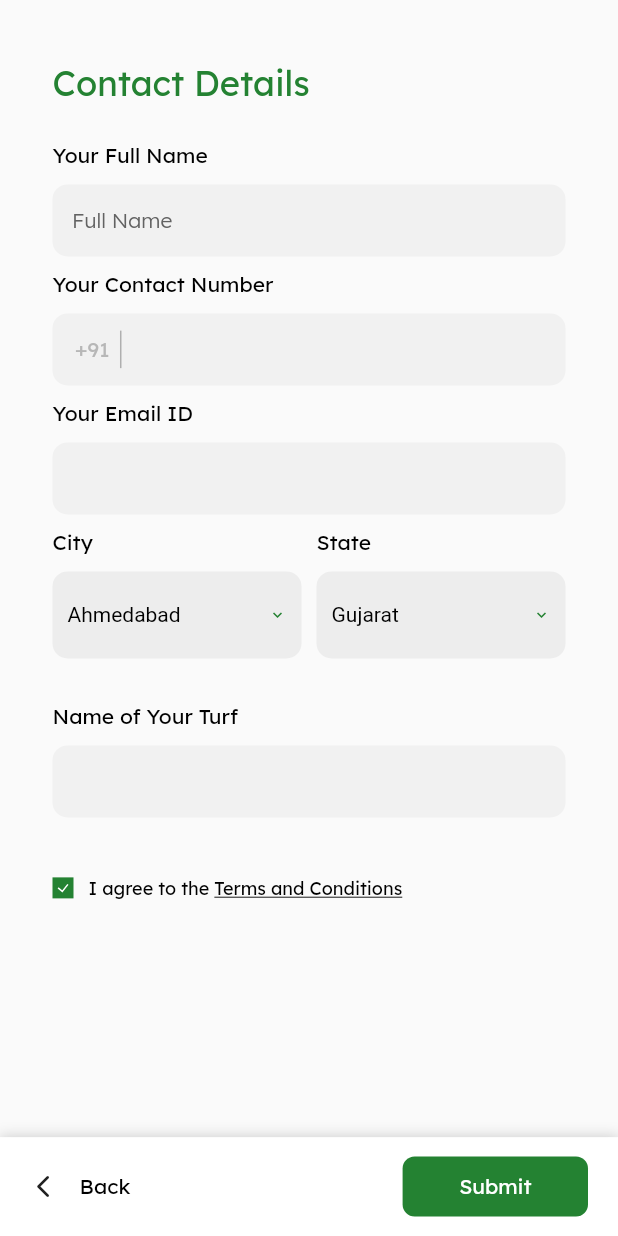
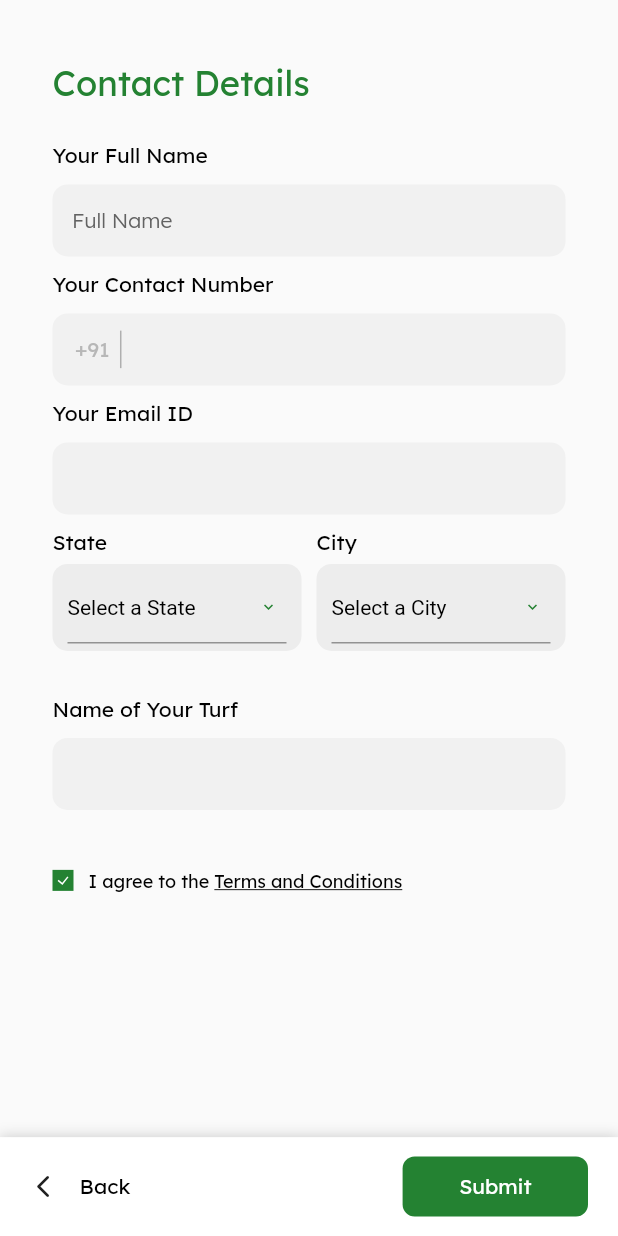
Before and after one commit to smit-mist/Huddle-Score, a Flutter app: the FillYourDetailsTurf screen opened directly, on a phone screen of 412 x 824 dp. Run offline on Flutter 3.47's test engine with Material 2 defaults, Android fonts, the phone set to English and light mode, and no system bars; our stand-ins replace bloc, camera, carousel_slider, cloud_firestore, equatable, firebase_auth and 6 more; missing offline and left inert: razorpay_flutter; accounts and stored records are empty; network calls fail.

Commit message:
turf state and city done

```diff
--- a/lib/screens/partner_with_us/fill_your_details_tournament.dart
+++ b/lib/screens/partner_with_us/fill_your_details_tournament.dart
@@ -328,7 +328,8 @@ class _FillYourDetailsTournamentState extends State<FillYourDetailsTournament> {
                                   decoration: BoxDecoration(
                                       color: Colors.grey.withOpacity(0.14),
                                       borderRadius: BorderRadius.circular(10)),
-                                  child: DropdownButton<String>(
+                                  child: DropdownButtonFormField<String>(
+                                    validator: (value)=>value=='Select a State' ? 'Please Select a State' : null,
                                     isExpanded: true,
                                     focusColor: Colors.grey.withOpacity(0.14),
                                     value: statee,
@@ -338,7 +339,6 @@ class _FillYourDetailsTournamentState extends State<FillYourDetailsTournament> {
                                       color: kThemeColor,
                                       size: 12,
                                     ),
-                                    underline: Container(),
                                     items: stateCity.keys
                                         .toList()
                                         .map<DropdownMenuItem<String>>(
@@ -354,14 +354,16 @@ class _FillYourDetailsTournamentState extends State<FillYourDetailsTournament> {
                                     onChanged: (s) {
                                       setState(() {
                                         statee = s;
+                                        city = 'Select a City';
                                       });
                                     },
                                     hint: Text(
                                       "State",
                                       style: TextStyle(
-                                          color: Colors.black,
-                                          fontSize: 14,
-                                          fontWeight: FontWeight.w500),
+                                        color: Colors.black,
+                                        fontSize: 14,
+                                        fontWeight: FontWeight.w500,
+                                      ),
                                     ),
                                   ),
                                 ),
@@ -388,8 +390,12 @@ class _FillYourDetailsTournamentState extends State<FillYourDetailsTournament> {
                                   decoration: BoxDecoration(
                                       color: Colors.grey.withOpacity(0.14),
                                       borderRadius: BorderRadius.circular(10)),
-                                  child: DropdownButton<String>(
+                                  child: DropdownButtonFormField<String>(
                                     isExpanded: true,
+                                    validator: (value) =>
+                                        value == 'Select a City'
+                                            ? 'Please Select a City'
+                                            : null,
                                     focusColor: Colors.grey.withOpacity(0.14),
                                     value: city,
                                     style: TextStyle(color: Colors.white),
@@ -398,7 +404,6 @@ class _FillYourDetailsTournamentState extends State<FillYourDetailsTournament> {
                                       color: kThemeColor,
                                       size: 12,
                                     ),
-                                    underline: Container(),
                                     items: stateCity[statee]
                                         .toList()
                                         .map<DropdownMenuItem<String>>(
@@ -419,9 +424,10 @@ class _FillYourDetailsTournamentState extends State<FillYourDetailsTournament> {
                                     hint: Text(
                                       "City",
                                       style: TextStyle(
-                                          color: Colors.black,
-                                          fontSize: 14,
-                                          fontWeight: FontWeight.w500),
+                                        color: Colors.black,
+                                        fontSize: 14,
+                                        fontWeight: FontWeight.w500,
+                                      ),
                                     ),
                                   ),
                                 ),
@@ -447,7 +453,10 @@ class _FillYourDetailsTournamentState extends State<FillYourDetailsTournament> {
                       decoration: BoxDecoration(
                           color: Colors.grey.withOpacity(0.14),
                           borderRadius: BorderRadius.circular(10)),
-                      child: DropdownButton<String>(
+                      child: DropdownButtonFormField<String>(
+                        validator: (value) => value == 'Select a Tournament'
+                            ? 'Please Select a Tournament Type'
+                            : null,
                         isExpanded: true,
                         focusColor: Colors.grey.withOpacity(0.14),
                         value: tournamentType,
@@ -457,7 +466,6 @@ class _FillYourDetailsTournamentState extends State<FillYourDetailsTournament> {
                           color: kThemeColor,
                           size: 12,
                         ),
-                        underline: Container(),
                         items: <String>[
                           'Select a Tournament',
                           'Offline Tournament',
--- a/lib/screens/partner_with_us/fill_your_details_turf.dart
+++ b/lib/screens/partner_with_us/fill_your_details_turf.dart
@@ -16,24 +16,71 @@ class FillYourDetailsTurf extends StatefulWidget {
 class _FillYourDetailsTurfState extends State<FillYourDetailsTurf> {
   FormsBloc _bloc;
   final _key = GlobalKey<FormState>();
-  bool typedName = false, typedMob = false, typedEmail = false, typedTurf = false;
-  String city = "Ahmedabad";
-  String statee = "Gujarat";
+  bool typedName = false,
+      typedMob = false,
+      typedEmail = false,
+      typedTurf = false;
+  String city = "Select a City", statee = "Select a State";
   TextEditingController _name = TextEditingController(),
       _contact = TextEditingController(),
       _emailId = TextEditingController(),
       _nameTurf = TextEditingController();
   @override
   void dispose() {
-    // TODO: implement dispose
     _name.dispose();
     _contact.dispose();
     _emailId.dispose();
     _nameTurf.dispose();
     super.dispose();
   }
+
   @override
   Widget build(BuildContext context) {
+    Map<String, List<String>> stateCity = {
+      'Select a State': [
+        'Select a City',
+      ],
+      'Gujarat': [
+        'Select a City',
+        'Ahmedabad',
+        'Surat',
+        'Baroda',
+        'Jamnagar',
+        'Rajkot',
+      ],
+      'Maharashtra': [
+        'Select a City',
+        'Mumbai',
+        'Pune',
+        'Nagpur',
+        'Nashik',
+        'Kolhapur',
+      ],
+      'Punjab': [
+        'Select a City',
+        'Amritsar',
+        'Ludhiana',
+        'Jalandhar',
+        'Patiala',
+        'Mohali',
+      ],
+      'Karnataka': [
+        'Select a City',
+        'Mysore',
+        'Hubli-Dharwad',
+        'Gulbarga',
+        'Bangalore',
+        'Bijapur',
+      ],
+      'Rajasthan': [
+        'Select a City',
+        'Jaipur',
+        'Kota',
+        'Bikaner',
+        'Ajmer',
+        'Jodhpur',
+      ],
+    };
     _bloc = BlocProvider.of<FormsBloc>(context);
     double h = MediaQuery.of(context).size.height;
     double w = MediaQuery.of(context).size.width;
@@ -155,15 +202,15 @@ class _FillYourDetailsTurfState extends State<FillYourDetailsTurf> {
                         return null;
                       },
                       controller: _name,
-                      onChanged: (val){
+                      onChanged: (val) {
                         setState(() {
-                          if(val.length ==0)typedName = false;
-                          else typedName = true;
+                          if (val.length == 0)
+                            typedName = false;
+                          else
+                            typedName = true;
                         });
                       },
-                      decoration: textFieldDecoration(
-                        'Full Name',typedName
-                      ),
+                      decoration: textFieldDecoration('Full Name', typedName),
                     ),
                     SizedBox(
                       height: 10,
@@ -184,13 +231,15 @@ class _FillYourDetailsTurfState extends State<FillYourDetailsTurf> {
                         return null;
                       },
                       controller: _contact,
-                      onChanged: (val){
+                      onChanged: (val) {
                         setState(() {
-                          if(val.length ==0)typedMob = false;
-                          else typedMob = true;
+                          if (val.length == 0)
+                            typedMob = false;
+                          else
+                            typedMob = true;
                         });
                       },
-                      decoration: textFieldDecoration(' ',typedMob).copyWith(
+                      decoration: textFieldDecoration(' ', typedMob).copyWith(
                         prefixIcon: Container(
                           width: w * 0.15,
                           padding: EdgeInsets.only(left: 15),
@@ -235,16 +284,16 @@ class _FillYourDetailsTurfState extends State<FillYourDetailsTurf> {
                           return 'Please enter a valid email';
                         return null;
                       },
-                      onChanged: (val){
+                      onChanged: (val) {
                         setState(() {
-                          if(val.length ==0)typedEmail = false;
-                          else typedEmail = true;
+                          if (val.length == 0)
+                            typedEmail = false;
+                          else
+                            typedEmail = true;
                         });
                       },
                       controller: _emailId,
-                      decoration: textFieldDecoration(
-                        '',typedEmail
-                      ),
+                      decoration: textFieldDecoration('', typedEmail),
                     ),
                     SizedBox(
                       height: 10,
@@ -258,11 +307,11 @@ class _FillYourDetailsTurfState extends State<FillYourDetailsTurf> {
                               crossAxisAlignment: CrossAxisAlignment.start,
                               children: [
                                 Text(
-                                  'City',
+                                  'State',
                                   style: themeFont(),
                                 ),
                                 SizedBox(
-                                  height: 10,
+                                  height: 5,
                                 ),
                                 Container(
                                   padding: EdgeInsets.symmetric(
@@ -270,8 +319,77 @@ class _FillYourDetailsTurfState extends State<FillYourDetailsTurf> {
                                   decoration: BoxDecoration(
                                       color: Colors.grey.withOpacity(0.14),
                                       borderRadius: BorderRadius.circular(10)),
-                                  child: DropdownButton<String>(
+                                  child: DropdownButtonFormField<String>(
+                                    validator: (value) =>
+                                        value == 'Select a State'
+                                            ? 'Please Select a State'
+                                            : null,
                                     isExpanded: true,
+                                    focusColor: Colors.grey.withOpacity(0.14),
+                                    value: statee,
+                                    style: TextStyle(color: Colors.white),
+                                    icon: Icon(
+                                      Icons.keyboard_arrow_down,
+                                      color: kThemeColor,
+                                      size: 12,
+                                    ),
+                                    items: stateCity.keys
+                                        .toList()
+                                        .map<DropdownMenuItem<String>>(
+                                            (String value) {
+                                      return DropdownMenuItem<String>(
+                                        value: value,
+                                        child: Text(
+                                          value,
+                                          style: TextStyle(color: Colors.black),
+                                        ),
+                                      );
+                                    }).toList(),
+                                    onChanged: (s) {
+                                      setState(() {
+                                        statee = s;
+                                        city = 'Select a City';
+                                      });
+                                    },
+                                    hint: Text(
+                                      "State",
+                                      style: TextStyle(
+                                        color: Colors.black,
+                                        fontSize: 14,
+                                        fontWeight: FontWeight.w500,
+                                      ),
+                                    ),
+                                  ),
+                                ),
+                              ],
+                            ),
+                          ),
+                          SizedBox(
+                            width: 10,
+                          ),
+                          Expanded(
+                            child: Column(
+                              crossAxisAlignment: CrossAxisAlignment.start,
+                              children: [
+                                Text(
+                                  'City',
+                                  style: themeFont(),
+                                ),
+                                SizedBox(
+                                  height: 5,
+                                ),
+                                Container(
+                                  padding: EdgeInsets.symmetric(
+                                      horizontal: 10, vertical: 5),
+                                  decoration: BoxDecoration(
+                                      color: Colors.grey.withOpacity(0.14),
+                                      borderRadius: BorderRadius.circular(10)),
+                                  child: DropdownButtonFormField<String>(
+                                    isExpanded: true,
+                                    validator: (value) =>
+                                        value == 'Select a City'
+                                            ? 'Please Select a City'
+                                            : null,
                                     focusColor: Colors.grey.withOpacity(0.14),
                                     value: city,
                                     style: TextStyle(color: Colors.white),
@@ -280,14 +398,10 @@ class _FillYourDetailsTurfState extends State<FillYourDetailsTurf> {
                                       color: kThemeColor,
                                       size: 12,
                                     ),
-                                    underline: Container(),
-                                    items: <String>[
-                                      'Ahmedabad',
-                                      'Surat',
-                                      'Rajkot',
-                                      'Mumbai',
-                                    ].map<DropdownMenuItem<String>>(
-                                        (String value) {
+                                    items: stateCity[statee]
+                                        .toList()
+                                        .map<DropdownMenuItem<String>>(
+                                            (String value) {
                                       return DropdownMenuItem<String>(
                                         value: value,
                                         child: Text(
@@ -304,72 +418,10 @@ class _FillYourDetailsTurfState extends State<FillYourDetailsTurf> {
                                     hint: Text(
                                       "City",
                                       style: TextStyle(
-                                          color: Colors.black,
-                                          fontSize: 14,
-                                          fontWeight: FontWeight.w500),
-                                    ),
-                                  ),
-                                ),
-                              ],
-                            ),
-                          ),
-                          SizedBox(
-                            width: 10,
-                          ),
-                          Expanded(
-                            child: Column(
-                              crossAxisAlignment: CrossAxisAlignment.start,
-                              children: [
-                                Text(
-                                  'State',
-                                  style: themeFont(),
-                                ),
-                                SizedBox(
-                                  height: 10,
-                                ),
-                                Container(
-                                  padding: EdgeInsets.symmetric(
-                                      horizontal: 10, vertical: 5),
-                                  decoration: BoxDecoration(
-                                      color: Colors.grey.withOpacity(0.14),
-                                      borderRadius: BorderRadius.circular(10)),
-                                  child: DropdownButton<String>(
-                                    isExpanded: true,
-                                    focusColor: Colors.grey.withOpacity(0.14),
-                                    value: statee,
-                                    style: TextStyle(color: Colors.white),
-                                    icon: Icon(
-                                      Icons.keyboard_arrow_down,
-                                      color: kThemeColor,
-                                      size: 12,
-                                    ),
-                                    underline: Container(),
-                                    items: <String>[
-                                      'Gujarat',
-                                      'Maharastra',
-                                      'Goa',
-                                      'Kerala ',
-                                    ].map<DropdownMenuItem<String>>(
-                                        (String value) {
-                                      return DropdownMenuItem<String>(
-                                        value: value,
-                                        child: Text(
-                                          value,
-                                          style: TextStyle(color: Colors.black),
-                                        ),
-                                      );
-                                    }).toList(),
-                                    onChanged: (s) {
-                                      setState(() {
-                                        statee = s;
-                                      });
-                                    },
-                                    hint: Text(
-                                      "State",
-                                      style: TextStyle(
-                                          color: Colors.black,
-                                          fontSize: 14,
-                                          fontWeight: FontWeight.w500),
+                                        color: Colors.black,
+                                        fontSize: 14,
+                                        fontWeight: FontWeight.w500,
+                                      ),
                                     ),
                                   ),
                                 ),
```
